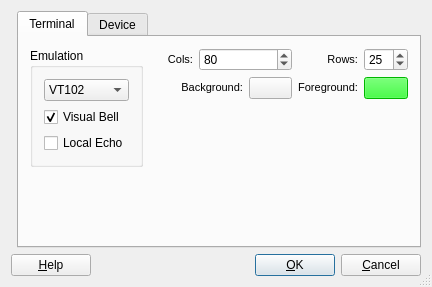
The window that settingsdialog.ui (8bitgeek/komport) describes before a commit, drawn with Qt 5.
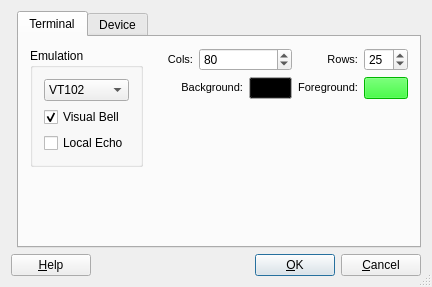
The same window after the commit.

Commit message: Fixed some background color selection bugs.

What changed in the file:
```diff
--- a/settingsdialog.ui
+++ b/settingsdialog.ui
@@ -9,7 +9,7 @@
     <x>0</x>
     <y>0</y>
     <width>427</width>
-    <height>274</height>
+    <height>276</height>
    </rect>
   </property>
   <property name="windowTitle">
@@ -205,6 +205,43 @@
        </item>
        <item row="1" column="3">
         <widget class="QPushButton" name="BackgroundColorButton">
+         <property name="palette">
+          <palette>
+           <active>
+            <colorrole role="Button">
+             <brush brushstyle="SolidPattern">
+              <color alpha="255">
+               <red>0</red>
+               <green>0</green>
+               <blue>0</blue>
+              </color>
+             </brush>
+            </colorrole>
+           </active>
+           <inactive>
+            <colorrole role="Button">
+             <brush brushstyle="SolidPattern">
+              <color alpha="255">
+               <red>0</red>
+               <green>0</green>
+               <blue>0</blue>
+              </color>
+             </brush>
+            </colorrole>
+           </inactive>
+           <disabled>
+            <colorrole role="Button">
+             <brush brushstyle="SolidPattern">
+              <color alpha="255">
+               <red>0</red>
+               <green>0</green>
+               <blue>0</blue>
+              </color>
+             </brush>
+            </colorrole>
+           </disabled>
+          </palette>
+         </property>
          <property name="text">
           <string/>
          </property>
```
Left out of the diff: 4 changed lines with no effect on the pictures. The commit also changes 6 other files.
